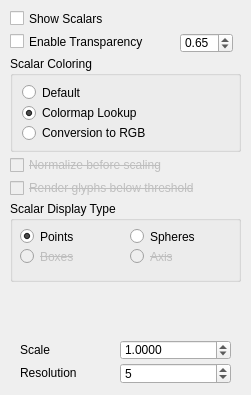
Qt form src/Interface/Modules/Visualization/ShowFieldGlyphsScalarTab.ui (SCIInstitute/SCIRun) before a commit.
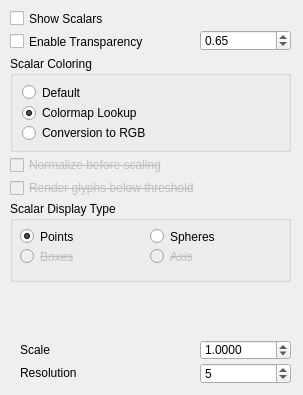
The same form after that commit.

The edit to the form file:
```diff
--- a/src/Interface/Modules/Visualization/ShowFieldGlyphsScalarTab.ui
+++ b/src/Interface/Modules/Visualization/ShowFieldGlyphsScalarTab.ui
@@ -6,7 +6,7 @@
    <rect>
     <x>0</x>
     <y>0</y>
-    <width>251</width>
+    <width>303</width>
     <height>395</height>
    </rect>
   </property>
@@ -61,7 +61,7 @@
     <rect>
      <x>10</x>
      <y>201</y>
-     <width>231</width>
+     <width>281</width>
      <height>81</height>
     </rect>
    </property>
@@ -87,9 +87,9 @@
    <widget class="QRadioButton" name="scalarsAsSpheresRButton_">
     <property name="geometry">
      <rect>
-      <x>120</x>
+      <x>140</x>
       <y>25</y>
-      <width>101</width>
+      <width>131</width>
       <height>21</height>
      </rect>
     </property>
@@ -124,9 +124,9 @@
     </property>
     <property name="geometry">
      <rect>
-      <x>120</x>
+      <x>140</x>
       <y>45</y>
-      <width>101</width>
+      <width>131</width>
       <height>21</height>
      </rect>
     </property>
@@ -189,9 +189,9 @@
   <widget class="QSpinBox" name="scalarsResolutionSpinBox_">
    <property name="geometry">
     <rect>
-     <x>120</x>
+     <x>200</x>
      <y>363</y>
-     <width>111</width>
+     <width>91</width>
      <height>21</height>
     </rect>
    </property>
@@ -240,7 +240,7 @@
     <rect>
      <x>10</x>
      <y>56</y>
-     <width>231</width>
+     <width>281</width>
      <height>96</height>
     </rect>
    </property>
@@ -288,9 +288,9 @@
    </property>
    <property name="geometry">
     <rect>
-     <x>120</x>
+     <x>200</x>
      <y>340</y>
-     <width>111</width>
+     <width>91</width>
      <height>20</height>
     </rect>
    </property>
@@ -339,10 +339,10 @@
   <widget class="QDoubleSpinBox" name="scalarsTransparencyDoubleSpinBox_">
    <property name="geometry">
     <rect>
-     <x>180</x>
-     <y>33</y>
-     <width>53</width>
-     <height>20</height>
+     <x>200</x>
+     <y>30</y>
+     <width>91</width>
+     <height>21</height>
     </rect>
    </property>
    <property name="maximum">
```
